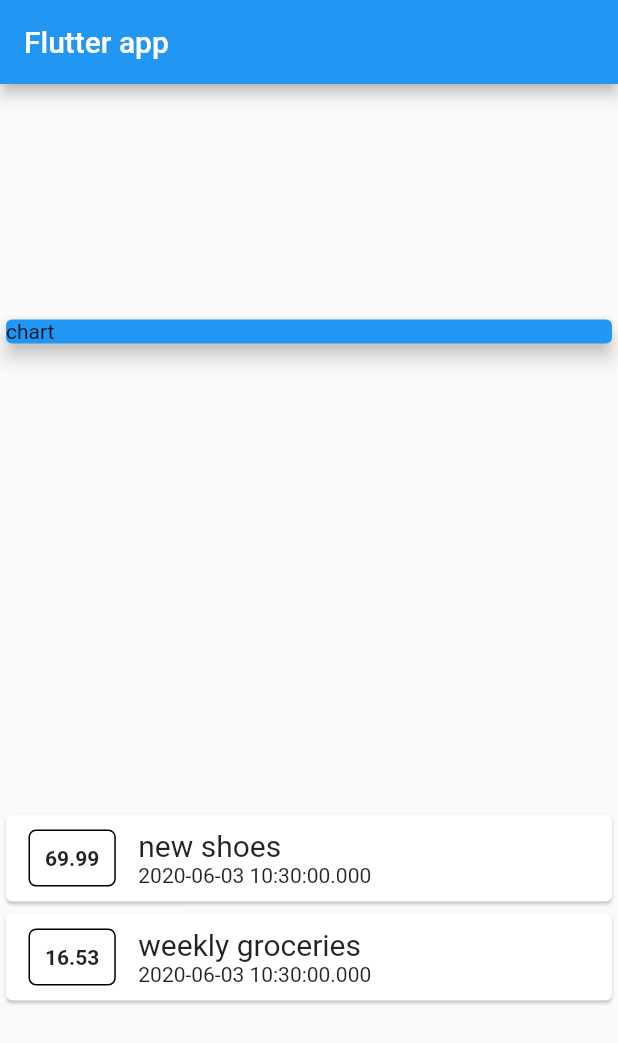
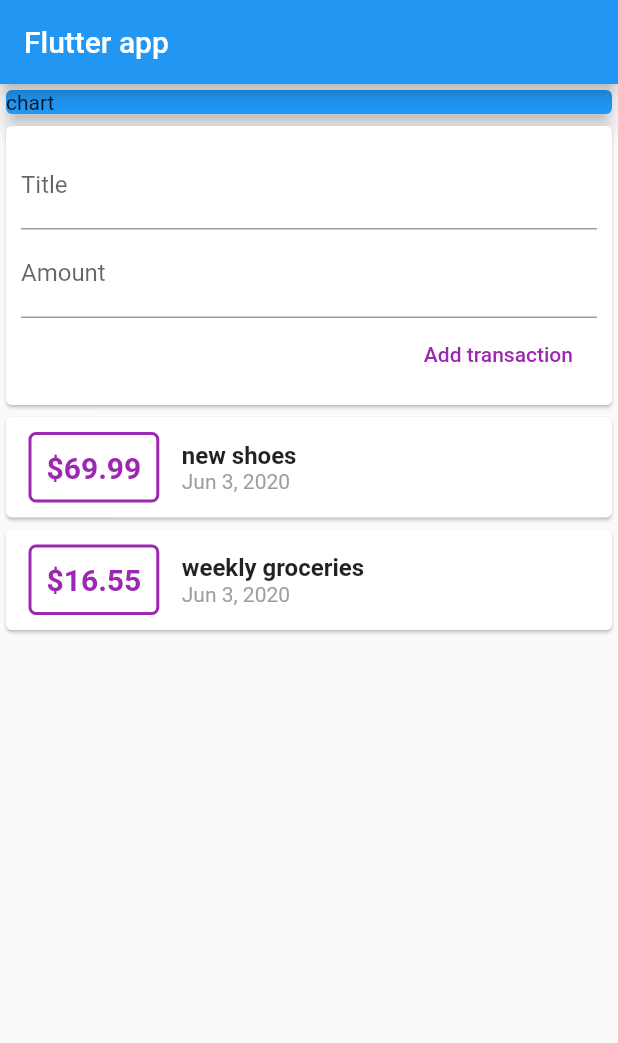
Before and after one commit to ruicorte/expenses, a Flutter app: the screen it shows after launch, on a phone screen of 412 x 824 dp. Shown: the top 1043 px of the screen. Run offline on Flutter 3.47's test engine with Material 2 defaults, Android fonts, the phone set to English and light mode, and no system bars.

Commit message:
widgets and models folder, transactions widget

```diff
--- a/lib/main.dart
+++ b/lib/main.dart
@@ -1,6 +1,7 @@
+import 'package:expenses/widgets/transaction_list.dart';
 import 'package:flutter/material.dart';
 
-import './transaction.dart';
+// import './models/transaction.dart';
 
 void main() => runApp(MyApp());
 
@@ -19,20 +20,10 @@ class MyApp extends StatelessWidget {
 }
 
 class MyHomePage extends StatelessWidget {
-  final List<Transaction> transactions = [
-    Transaction(
-      id: 't1',
-      title: 'new shoes',
-      amount: 69.99,
-      date: DateTime.now(),
-    ),
-    Transaction(
-      id: 't2',
-      title: 'weekly groceries',
-      amount: 16.53,
-      date: DateTime.now(),
-    ),
-  ];
+  // final List<Transaction> transactions =
+
+  final titleController = TextEditingController();
+  final amountController = TextEditingController();
 
   Widget build(BuildContext context) {
     return Scaffold(
@@ -40,7 +31,6 @@ class MyHomePage extends StatelessWidget {
         title: Text('Flutter app'),
       ),
       body: Column(
-        mainAxisAlignment: MainAxisAlignment.spaceAround,
         crossAxisAlignment: CrossAxisAlignment.stretch,
         children: <Widget>[
           Card(
@@ -51,53 +41,39 @@ class MyHomePage extends StatelessWidget {
             ),
             elevation: 5.0,
           ),
-          Column(
-            children: transactions.map((tx) {
-              return Card(
-                // elevation: 1.0,
-                child: Row(
-                  children: <Widget>[
-                    Container(
-                      padding: EdgeInsets.all(10.0),
-                      margin: EdgeInsets.symmetric(
-                        horizontal: 15.0,
-                        vertical: 10.0,
-                      ),
-                      decoration: BoxDecoration(
-                        border: Border.all(
-                          color: Colors.black,
-                          width: 1.0,
-                        ),
-                        borderRadius: BorderRadius.circular(5.0),
-                      ),
-                      child: Text(
-                        tx.amount.toString(),
-                        style: TextStyle(
-                          fontWeight: FontWeight.bold,
-                          // fontSize: 18.0,
-                        ),
-                      ),
+          Card(
+            child: Container(
+              padding: EdgeInsets.all(
+                10.0,
+              ),
+              child: Column(
+                crossAxisAlignment: CrossAxisAlignment.end,
+                children: <Widget>[
+                  TextField(
+                    decoration: InputDecoration(
+                      labelText: 'Title',
                     ),
-                    Column(
-                      crossAxisAlignment: CrossAxisAlignment.start,
-                      children: <Widget>[
-                        Text(
-                          tx.title,
-                          style: TextStyle(
-                            // fontWeight: FontWeight.bold,
-                            fontSize: 20.0,
-                          ),
-                        ),
-                        Text(
-                          tx.date.toString(),
-                        ),
-                      ],
+                    controller: titleController,
+                  ),
+                  TextField(
+                    decoration: InputDecoration(
+                      labelText: 'Amount',
                     ),
-                  ],
-                ),
-              );
-            }).toList(),
+                    controller: amountController,
+                  ),
+                  FlatButton(
+                    child: Text('Add transaction'),
+                    textColor: Colors.purple,
+                    onPressed: () {
+                      print(
+                          'title: ${titleController.text} amount: ${amountController.text}');
+                    },
+                  )
+                ],
+              ),
+            ),
           ),
+          TransactionList(),
         ],
       ),
     );
--- /dev/null
+++ b/lib/widgets/transaction_list.dart
@@ -0,0 +1,77 @@
+import 'package:flutter/material.dart';
+import '../models/transaction.dart';
+import 'package:intl/intl.dart';
+
+class TransactionList extends StatefulWidget {
+  @override
+  _TransactionListState createState() => _TransactionListState();
+}
+
+class _TransactionListState extends State<TransactionList> {
+final List<Transaction> _userTransactions = [
+    Transaction(
+      id: 't1',
+      title: 'new shoes',
+      amount: 69.99,
+      date: DateTime.now(),
+    ),
+    Transaction(
+      id: 't2',
+      title: 'weekly groceries',
+      amount: 16.55,
+      date: DateTime.now(),
+    ),
+  ];
+
+  @override
+  Widget build(BuildContext context) {
+    return Column(
+            children: _userTransactions.map((tx) {
+              return Card(
+                child: Row(
+                  children: <Widget>[
+                    Container(
+                      padding: EdgeInsets.all(10.0),
+                      margin: EdgeInsets.symmetric(
+                        horizontal: 15.0,
+                        vertical: 10.0,
+                      ),
+                      decoration: BoxDecoration(
+                        border: Border.all(
+                          color: Colors.purple,
+                          width: 2.0,
+                        ),
+                        borderRadius: BorderRadius.circular(5.0),
+                      ),
+                      child: Text(
+                        '\$${tx.amount}',
+                        style: TextStyle(
+                          fontWeight: FontWeight.bold,
+                          fontSize: 20.0,
+                          color: Colors.purple,
+                        ),
+                      ),
+                    ),
+                    Column(
+                      crossAxisAlignment: CrossAxisAlignment.start,
+                      children: <Widget>[
+                        Text(
+                          tx.title,
+                          style: TextStyle(
+                            fontSize: 16.0,
+                            fontWeight: FontWeight.bold,
+                          ),
+                        ),
+                        Text(
+                          DateFormat.yMMMd().format(tx.date),
+                          style: TextStyle(color: Colors.grey),
+                        ),
+                      ],
+                    ),
+                  ],
+                ),
+              );
+            }).toList(),
+          );
+  }
+}
--- a/pubspec.yaml
+++ b/pubspec.yaml
@@ -23,6 +23,7 @@ environment:
 dependencies:
   flutter:
     sdk: flutter
+  intl: ^0.16.1
 
 
   # The following adds the Cupertino Icons font to your application.
```
Also changed, not shown: lib/models/transaction.dart (renamed from lib/transaction.dart), pubspec.lock.
